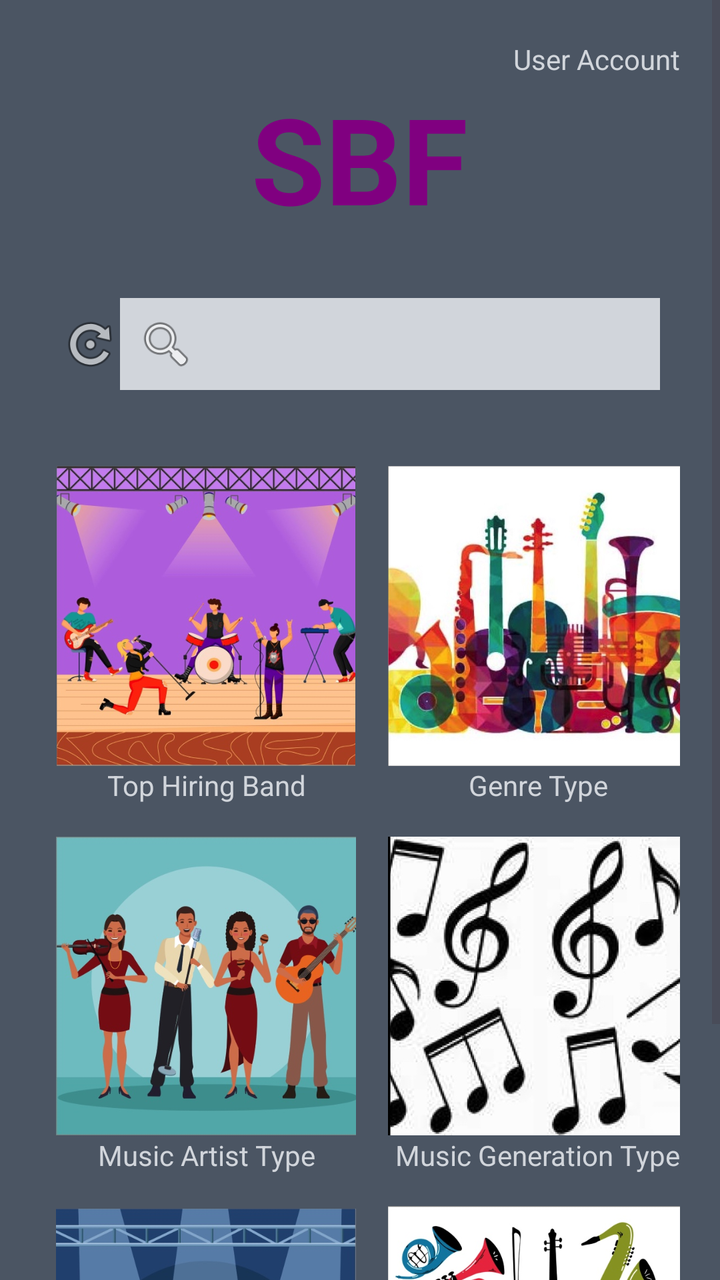
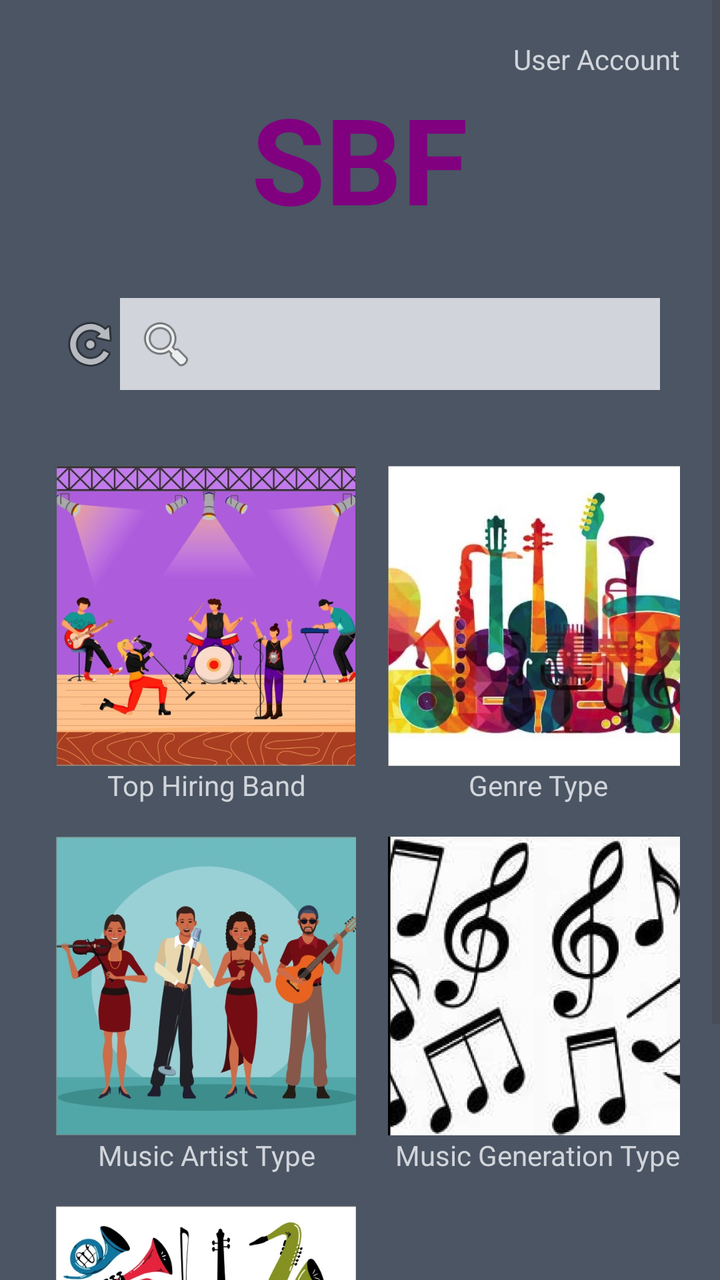

Two renders of the same Android screen: before a commit and after it. Below are the layout's source before the change and the commit's diff.
<!-- AndroidManifest.xml: application theme Theme.MyApplication -->
<!-- res/layout/activity_dashboard.xml -->
<?xml version="1.0" encoding="utf-8"?>
<ScrollView xmlns:android="http://schemas.android.com/apk/res/android"
    android:layout_width="match_parent"
    android:layout_height="match_parent"
    android:background="#4B5563">

    <LinearLayout
        android:orientation="vertical"
        android:padding="10dp"
        android:layout_width="match_parent"
        android:layout_height="wrap_content"
        android:gravity="center_horizontal">

        <LinearLayout
            android:orientation="vertical"
            android:layout_width="match_parent"
            android:layout_height="wrap_content"
            android:padding="10dp"
            android:gravity="center_horizontal">

            <TextView
                android:layout_width="wrap_content"
                android:layout_height="wrap_content"
                android:layout_gravity="end|center_vertical"
                android:paddingStart="4dp"
                android:text="User Account"
                android:textColor="#D1D5DB" />

            <TextView
                android:id="@+id/sbfTitle"
                android:layout_width="wrap_content"
                android:layout_height="wrap_content"
                android:text="SBF"
                android:textColor="#800080"
                android:textSize="60sp"
                android:textStyle="bold" />
        </LinearLayout>

        <LinearLayout
            android:layout_width="match_parent"
            android:layout_height="wrap_content"
            android:gravity="center_vertical"
            android:orientation="horizontal"
            android:padding="20dp">

            <ImageView
                android:layout_width="30dp"
                android:layout_height="30dp"
                android:src="@android:drawable/ic_menu_rotate" />

            <LinearLayout
                android:layout_width="0dp"
                android:layout_height="wrap_content"
                android:layout_weight="1"
                android:background="#D1D5DB"
                android:gravity="center_vertical"
                android:orientation="horizontal"
                android:padding="8dp">

                <ImageView
                    android:layout_width="30dp"
                    android:layout_height="30dp"
                    android:src="@android:drawable/ic_menu_search" />
            </LinearLayout>
        </LinearLayout>

        <GridLayout
            android:layout_width="wrap_content"
            android:layout_height="wrap_content"
            android:columnCount="2"
            android:padding="10dp">

            <LinearLayout
                android:id="@+id/topHiringBandLayout"
                android:layout_width="wrap_content"
                android:layout_height="wrap_content"
                android:layout_margin="8dp"
                android:gravity="center_horizontal"
                android:orientation="vertical"
                android:clickable="true"
                android:focusable="true">

                <ImageView
                    android:layout_width="150dp"
                    android:layout_height="150dp"
                    android:src="@drawable/top_hiring_band" />

                <TextView
                    android:layout_width="wrap_content"
                    android:layout_height="wrap_content"
                    android:gravity="center"
                    android:text="Top Hiring Band"
                    android:textColor="#D1D5DB" />
            </LinearLayout>

            <LinearLayout
                android:id="@+id/genreTypeLayout"
                android:layout_width="wrap_content"
                android:layout_height="wrap_content"
                android:layout_margin="8dp"
                android:gravity="center_horizontal"
                android:orientation="vertical"
                android:clickable="true"
                android:focusable="true">

                <ImageView
                    android:layout_width="150dp"
                    android:layout_height="150dp"
                    android:src="@drawable/genre_type" />

                <TextView
                    android:layout_width="wrap_content"
                    android:layout_height="wrap_content"
                    android:gravity="center"
                    android:text="Genre Type"
                    android:textColor="#D1D5DB" />
            </LinearLayout>

            
            <LinearLayout
                android:id="@+id/musicArtistTypeLayout"
                android:layout_width="wrap_content"
                android:layout_height="wrap_content"
                android:layout_margin="8dp"
                android:gravity="center_horizontal"
                android:orientation="vertical"
                android:clickable="true"
                android:focusable="true">

                <ImageView
                    android:layout_width="150dp"
                    android:layout_height="150dp"
                    android:src="@drawable/music_artist_type" />

                <TextView
                    android:layout_width="wrap_content"
                    android:layout_height="wrap_content"
                    android:gravity="center"
                    android:text="Music Artist Type"
                    android:textColor="#D1D5DB" />
            </LinearLayout>

            
            <LinearLayout
                android:id="@+id/musicGenerationTypeLayout"
                android:layout_width="wrap_content"
                android:layout_height="wrap_content"
                android:layout_margin="8dp"
                android:gravity="center_horizontal"
                android:orientation="vertical"
                android:clickable="true"
                android:focusable="true">

                <ImageView
                    android:layout_width="150dp"
                    android:layout_height="150dp"
                    android:src="@drawable/music_generation_type" />

                <TextView
                    android:layout_width="wrap_content"
                    android:layout_height="wrap_content"
                    android:gravity="center"
                    android:text="Music Generation Type"
                    android:textColor="#D1D5DB" />
            </LinearLayout>

            
            <LinearLayout
                android:id="@+id/hireBandMemberLayout"
                android:layout_width="wrap_content"
                android:layout_height="wrap_content"
                android:layout_margin="8dp"
                android:gravity="center_horizontal"
                android:orientation="vertical"
                android:clickable="true"
                android:focusable="true">

                <ImageView
                    android:layout_width="150dp"
                    android:layout_height="150dp"
                    android:src="@drawable/hire_band_member" />

                <TextView
                    android:layout_width="wrap_content"
                    android:layout_height="wrap_content"
                    android:gravity="center"
                    android:text="Hire Band Member"
                    android:textColor="#D1D5DB" />
            </LinearLayout>

            
            <LinearLayout
                android:id="@+id/applyBandMemberLayout"
                android:layout_width="wrap_content"
                android:layout_height="wrap_content"
                android:layout_margin="8dp"
                android:gravity="center_horizontal"
                android:orientation="vertical"
                android:clickable="true"
                android:focusable="true">

                <ImageView
                    android:layout_width="150dp"
                    android:layout_height="150dp"
                    android:src="@drawable/apply_band_member" />

                <TextView
                    android:layout_width="wrap_content"
                    android:layout_height="wrap_content"
                    android:gravity="center"
                    android:text="Apply Band Member"
                    android:textColor="#D1D5DB" />
            </LinearLayout>
        </GridLayout>
    </LinearLayout>
</ScrollView>
<!-- resources referenced by this layout -->
<resources>
  <!-- drawable apply_band_member: jpeg bitmap (drawable, 88748 bytes) -->
  <!-- drawable genre_type: jpeg bitmap (drawable, 107689 bytes) -->
  <!-- drawable hire_band_member: jpeg bitmap (drawable, 76207 bytes) -->
  <!-- drawable music_artist_type: jpeg bitmap (drawable, 65181 bytes) -->
  <!-- drawable music_generation_type: jpeg bitmap (drawable, 70566 bytes) -->
  <!-- drawable top_hiring_band: jpeg bitmap (drawable, 93191 bytes) -->
  <style name="Theme.MyApplication" parent="Base.Theme.MyApplication" />
  <style name="Base.Theme.MyApplication" parent="Theme.Material3.DayNight.NoActionBar">
          
          
      </style>
</resources>

<!-- the commit's change to res/layout/activity_dashboard.xml (unified diff, before → after) -->
@@ -166,30 +166,6 @@
 
             
             <LinearLayout
-                android:id="@+id/hireBandMemberLayout"
-                android:layout_width="wrap_content"
-                android:layout_height="wrap_content"
-                android:layout_margin="8dp"
-                android:gravity="center_horizontal"
-                android:orientation="vertical"
-                android:clickable="true"
-                android:focusable="true">
-
-                <ImageView
-                    android:layout_width="150dp"
-                    android:layout_height="150dp"
-                    android:src="@drawable/hire_band_member" />
-
-                <TextView
-                    android:layout_width="wrap_content"
-                    android:layout_height="wrap_content"
-                    android:gravity="center"
-                    android:text="Hire Band Member"
-                    android:textColor="#D1D5DB" />
-            </LinearLayout>
-
-            
-            <LinearLayout
                 android:id="@+id/applyBandMemberLayout"
                 android:layout_width="wrap_content"
                 android:layout_height="wrap_content"
<!-- resource entries referenced after the edit -->
@@ -2,7 +2,6 @@
 <resources>
   <!-- drawable apply_band_member: jpeg bitmap (drawable, 88748 bytes) -->
   <!-- drawable genre_type: jpeg bitmap (drawable, 107689 bytes) -->
-  <!-- drawable hire_band_member: jpeg bitmap (drawable, 76207 bytes) -->
   <!-- drawable music_artist_type: jpeg bitmap (drawable, 65181 bytes) -->
   <!-- drawable music_generation_type: jpeg bitmap (drawable, 70566 bytes) -->
   <!-- drawable top_hiring_band: jpeg bitmap (drawable, 93191 bytes) -->
